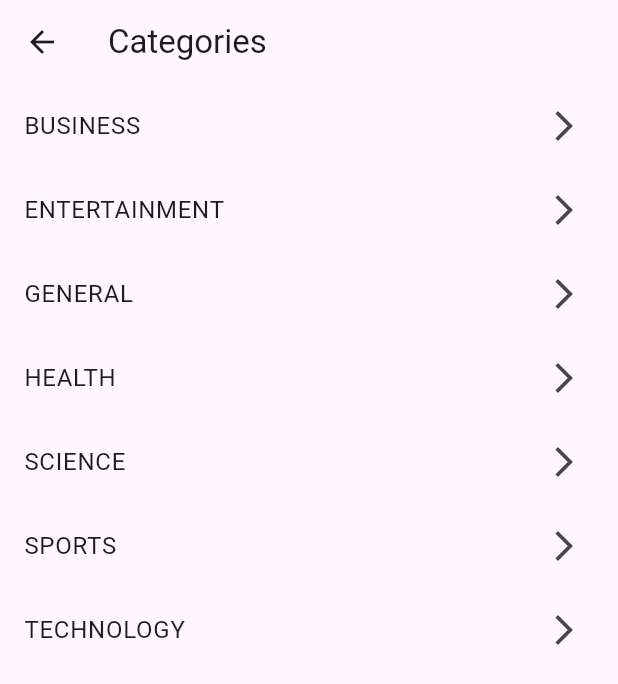
After one commit to Zianurrahmani/news-app, a Flutter app: the CategoryScreen screen opened by its route, on a phone screen of 412 x 824 dp. The commit adds this screen. Shown: the top 684 px of the screen. Run offline on Flutter 3.47's test engine with Material 3 defaults, Android fonts, the phone set to English and light mode, and no system bars; our stand-ins replace dio, equatable, fluro, flutter_bloc, shimmer; network calls fail.

Commit message:
add category and result update news service

```diff
--- /dev/null
+++ b/lib/assets/categories.dart
@@ -0,0 +1,9 @@
+const categories = [
+  "business",
+  "entertainment",
+  "general",
+  "health",
+  "science",
+  "sports",
+  "technology",
+];
--- /dev/null
+++ b/lib/presentation/category/bloc/category_event.dart
@@ -0,0 +1,6 @@
+abstract class CategoryEvent {}
+
+class SelectCategory extends CategoryEvent {
+  final String category;
+  SelectCategory(this.category);
+}
--- /dev/null
+++ b/lib/presentation/category/screens/category_screen.dart
@@ -0,0 +1,31 @@
+import 'package:flutter/material.dart';
+import 'package:news_app/assets/categories.dart';
+
+class CategoryScreen extends StatelessWidget {
+  CategoryScreen({super.key});
+
+  @override
+  Widget build(BuildContext context) {
+    return Scaffold(
+      appBar: AppBar(title: Text("Categories")),
+      body: ListView.builder(
+        itemCount: categories.length,
+        itemBuilder: (context, index) {
+          final category = categories[index];
+
+          return ListTile(
+            title: Text(category.toUpperCase()),
+            trailing: Icon(Icons.arrow_forward_ios),
+            onTap: () {
+              Navigator.pushNamed(
+                context,
+                "/categoryResult",
+                arguments: category,
+              );
+            },
+          );
+        },
+      ),
+    );
+  }
+}
--- a/lib/router/route_handlers.dart
+++ b/lib/router/route_handlers.dart
@@ -1,5 +1,7 @@
 import 'package:fluro/fluro.dart';
 import 'package:flutter_bloc/flutter_bloc.dart';
+import 'package:news_app/presentation/category/screens/category_result_screen.dart';
+import 'package:news_app/presentation/category/screens/category_screen.dart';
 import 'package:news_app/presentation/home/bloc/home_bloc.dart';
 
 import 'package:news_app/presentation/home/screens/home_screen.dart';
@@ -16,12 +18,25 @@ Handler homeHandler = Handler(
   },
 );
 
-var searchHandler = Handler(
+Handler searchHandler = Handler(
   handlerFunc: (context, params) {
     return BlocProvider(
       create: (_) => SearchBloc(NewsService()),
       child: SearchScreen(),
     );
+  },
+);
+
+Handler categoryHandler = Handler(
+  handlerFunc: (_, __) {
+    return CategoryScreen();
+  },
+);
+
+Handler categoryResultHandler = Handler(
+  handlerFunc: (context, params) {
+    final category = context?.settings?.arguments as String;
+    return CategoryResultScreen(category: category);
   },
 );
 
--- a/lib/router/routes.dart
+++ b/lib/router/routes.dart
@@ -2,4 +2,6 @@ class Routes {
   static const String home = "/";
   static const String detail = "/detail";
   static const String search = "/search";
+  static const String category = "/category";
+  static const String categoryResult = "/categoryResult";
 }
```
Also changed, not shown: lib/presentation/category/bloc/category_bloc.dart (added, +33 -0 lines), lib/presentation/category/bloc/category_state.dart (added, +29 -0 lines), lib/presentation/category/screens/category_result_screen.dart (added, +45 -0 lines), lib/presentation/search/screens/search_screen.dart (+0 -7 lines), lib/router/router.dart (+12 -0 lines), lib/services/news_service.dart (+18 -1 lines).
